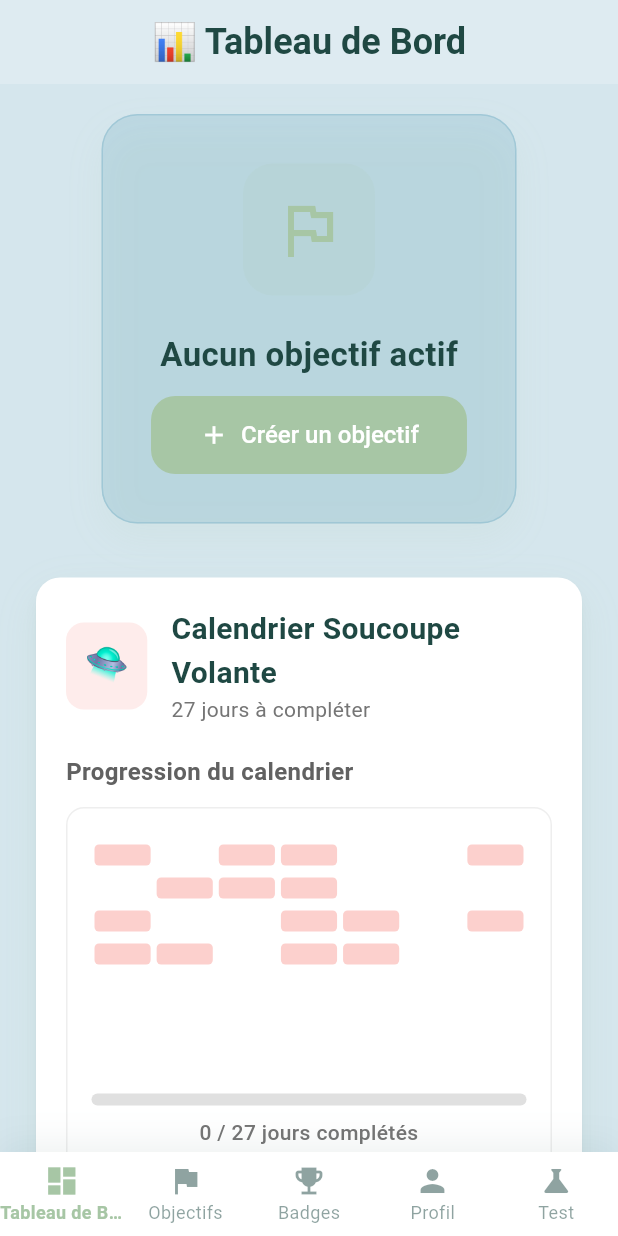
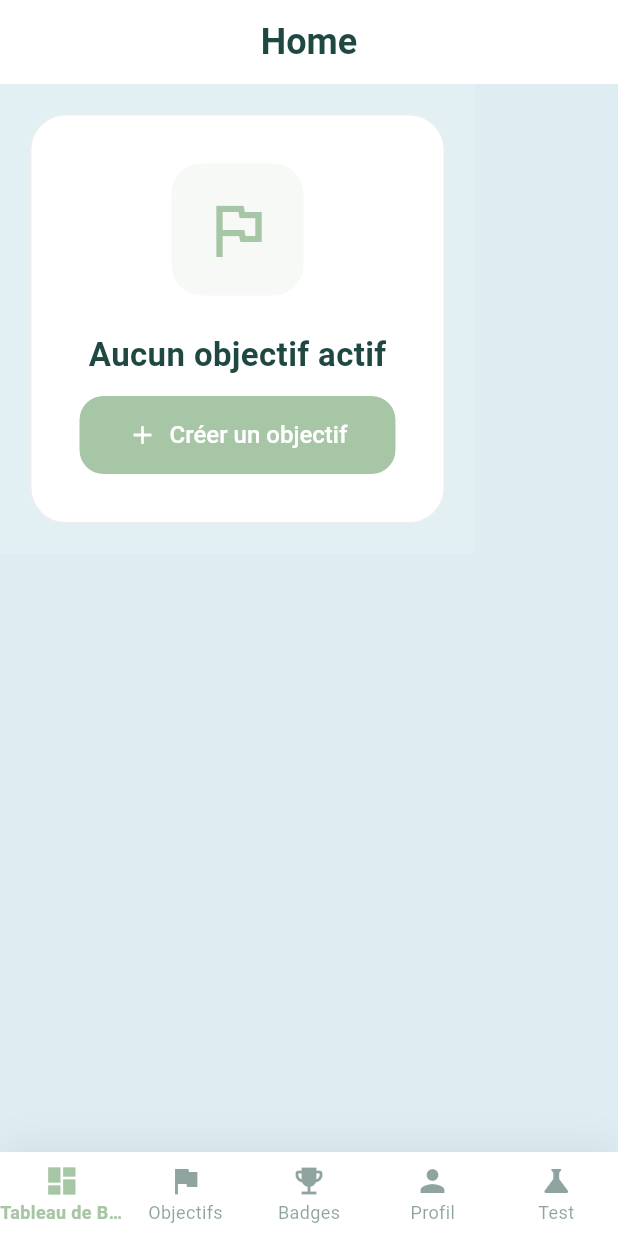
Before and after one commit to MOUSSBEKK/HabitoX, a Flutter app: the screen it shows after launch, on a phone screen of 412 x 824 dp. Run offline on Flutter 3.47's test engine with Material 3 defaults, Android fonts, the phone set to English and light mode, and no system bars; our stand-ins replace shared_preferences; accounts and stored records are empty.

Commit message:
fix: update home page

```diff
--- /dev/null
+++ b/devtools_options.yaml
@@ -0,0 +1,3 @@
+description: This file stores settings for Dart & Flutter DevTools.
+documentation: https://docs.flutter.dev/tools/devtools/extensions#configure-extension-enablement-states
+extensions:
--- a/lib/constants/app_colors.dart
+++ b/lib/constants/app_colors.dart
@@ -3,10 +3,18 @@
 /// Couleurs du design épuré global de l'application HabitoX
 class AppColors {
   // Couleurs principales
-  static const Color primaryColor = Color(
-    0xFFA7C6A5,
+  static const Color primaryColor = Color.fromARGB(
+    255,
+    209,
+    113,
+    50,
   ); // Vert clair pour onglets/boutons
-  static const Color lightColor = Color(0xFF85B8CB); // Bleu clair pour fonds
+  static const Color lightColor = Color.fromARGB(
+    255,
+    38,
+    132,
+    167,
+  ); // Bleu clair pour fonds
   static const Color darkColor = Color(
     0xFF1F4843,
   ); // Vert foncé pour TOUT le texte
--- a/lib/main.dart
+++ b/lib/main.dart
@@ -58,7 +58,6 @@
               fontSize: 20,
               fontWeight: FontWeight.w600,
             ),
-            iconTheme: IconThemeData(color: AppColors.primaryColor),
           ),
 
           // Boutons
--- a/lib/screens/home_screen.dart
+++ b/lib/screens/home_screen.dart
@@ -39,6 +39,7 @@
         final isTablet = constraints.maxWidth > 600;
 
         return Scaffold(
+          backgroundColor: Colors.white,
           body: IndexedStack(
             index: _currentIndex,
             children: [
--- /dev/null
+++ b/lib/widgets/active_goal_calendar_widget.dart
@@ -0,0 +1,434 @@
+import 'package:flutter/material.dart';
+import 'package:provider/provider.dart';
+import '../models/calendar_shape.dart';
+import '../services/calendar_service.dart';
+import '../services/goal_service.dart';
+import '../services/badge_sync_service.dart';
+import '../services/user_profile_service.dart';
+
+class ActiveGoalCalendarWidget extends StatelessWidget {
+  final Function(int)? onSwitchTab;
+
+  const ActiveGoalCalendarWidget({super.key, this.onSwitchTab});
+
+  static const Color primaryColor = Color(0xFFA7C6A5);
+  static const Color lightColor = Color(0xFF85B8CB);
+  static const Color darkColor = Color(0xFF1F4843);
+
+  @override
+  Widget build(BuildContext context) {
+    return Consumer2<GoalService, CalendarService>(
+      builder: (context, goalService, calendarService, child) {
+        final activeGoal = goalService.activeGoal;
+
+        if (activeGoal == null) {
+          return _buildNoActiveGoal(context);
+        }
+
+        final currentShape = calendarService.currentShape;
+        if (currentShape == null ||
+            currentShape.totalDays != activeGoal.targetDays) {
+          calendarService.ensureShapeForTargetDays(activeGoal.targetDays);
+        }
+
+        return Container(
+          padding: const EdgeInsets.all(24),
+          decoration: BoxDecoration(
+            color: Colors.white,
+            borderRadius: BorderRadius.circular(24),
+            border: Border.all(color: Colors.grey[200]!),
+          ),
+          child: Column(
+            crossAxisAlignment: CrossAxisAlignment.start,
+            children: [
+              _buildHeader(
+                activeGoal.icon,
+                activeGoal.title,
+                activeGoal.description,
+              ),
+              const SizedBox(height: 24),
+              if (calendarService.currentShape != null)
+                _buildCalendarSection(
+                  calendarService.currentShape!,
+                  activeGoal,
+                  calendarService,
+                )
+              else
+                _buildEmptyCalendarCard(),
+              const SizedBox(height: 20),
+              if (calendarService.currentShape != null)
+                _buildProgressInfo(calendarService.currentShape!, activeGoal),
+              const SizedBox(height: 24),
+              _buildMarkSessionButton(context, goalService, activeGoal),
+            ],
+          ),
+        );
+      },
+    );
+  }
+
+  Widget _buildHeader(IconData icon, String title, String description) {
+    return Row(
+      children: [
+        Container(
+          padding: const EdgeInsets.all(16),
+          decoration: BoxDecoration(
+            color: primaryColor.withOpacity(0.15),
+            borderRadius: BorderRadius.circular(16),
+          ),
+          child: Icon(icon, size: 28, color: primaryColor),
+        ),
+        const SizedBox(width: 20),
+        Expanded(
+          child: Column(
+            crossAxisAlignment: CrossAxisAlignment.start,
+            children: [
+              Text(
+                title,
+                style: TextStyle(
+                  fontSize: 22,
+                  fontWeight: FontWeight.w600,
+                  color: darkColor,
+                ),
+              ),
+              const SizedBox(height: 4),
+              Text(
+                description,
+                style: TextStyle(
+                  fontSize: 15,
+                  color: darkColor.withOpacity(0.7),
+                  height: 1.3,
+                ),
+                maxLines: 2,
+                overflow: TextOverflow.ellipsis,
+              ),
+            ],
+          ),
+        ),
+      ],
+    );
+  }
+
+  Widget _buildCalendarSection(
+    CalendarShape shape,
+    dynamic activeGoal,
+    CalendarService calendarService,
+  ) {
+    final progress = activeGoal != null ? activeGoal.totalDays : 0;
+    final maxDays = shape.totalDays;
+
+    return Column(
+      crossAxisAlignment: CrossAxisAlignment.start,
+      children: [
+        Text(
+          'Progression du calendrier',
+          style: TextStyle(
+            fontSize: 16,
+            fontWeight: FontWeight.w600,
+            color: Colors.grey[700],
+          ),
+        ),
+        const SizedBox(height: 12),
+        Container(
+          padding: const EdgeInsets.all(16),
+          decoration: BoxDecoration(
+            color: Colors.white,
+            borderRadius: BorderRadius.circular(12),
+            border: Border.all(color: Colors.grey[200]!),
+          ),
+          child: Column(
+            crossAxisAlignment: CrossAxisAlignment.stretch,
+            children: [
+              _buildCalendarMatrix(shape, progress, maxDays),
+              const SizedBox(height: 8),
+              Text(
+                '$progress / $maxDays jours complétés',
+                style: TextStyle(
+                  fontSize: 14,
+                  color: Colors.grey[600],
+                  fontWeight: FontWeight.w500,
+                ),
+                textAlign: TextAlign.center,
+              ),
+            ],
+          ),
+        ),
+      ],
+    );
+  }
+
+  Widget _buildCalendarMatrix(CalendarShape shape, int progress, int maxDays) {
+    final daysCompleted = progress;
+    final daysToShow = shape.pattern;
+
+    return Column(
+      children: [
+        const SizedBox(height: 4),
+        ...daysToShow.asMap().entries.map((entry) {
+          final weekIndex = entry.key;
+          final week = entry.value;
+
+          return Row(
+            children: [
+              ...week.asMap().entries.map((dayEntry) {
+                final dayIndex = dayEntry.key;
+                final shouldShow = dayEntry.value;
+
+                if (!shouldShow) {
+                  return Expanded(
+                    child: Container(
+                      height: 20,
+                      margin: const EdgeInsets.all(1),
+                    ),
+                  );
+                }
+
+                final dayNumber = weekIndex * 7 + dayIndex + 1;
+                final isVisibleCell = shouldShow && dayNumber <= maxDays;
+                final isCompleted = isVisibleCell && dayNumber <= daysCompleted;
+
+                return Expanded(
+                  child: AnimatedContainer(
+                    duration: const Duration(milliseconds: 250),
+                    curve: Curves.easeInOut,
+                    height: 14,
+                    margin: const EdgeInsets.all(2),
+                    decoration: BoxDecoration(
+                      color: isCompleted
+                          ? shape.color
+                          : isVisibleCell
+                          ? shape.color.withOpacity(0.25)
+                          : Colors.transparent,
+                      borderRadius: BorderRadius.circular(3),
+                    ),
+                  ),
+                );
+              }),
+            ],
+          );
+        }),
+      ],
+    );
+  }
+
+  Widget _buildProgressInfo(CalendarShape shape, dynamic activeGoal) {
+    final progress = activeGoal != null ? activeGoal.totalDays : 0;
+    final maxDays = shape.totalDays;
+    final remainingDays = maxDays - progress;
+    final isCompleted = progress >= maxDays;
+
+    return Column(
+      crossAxisAlignment: CrossAxisAlignment.start,
+      children: [
+        Text(
+          'Informations',
+          style: TextStyle(
+            fontSize: 16,
+            fontWeight: FontWeight.w600,
+            color: Colors.grey[700],
+          ),
+        ),
+        const SizedBox(height: 12),
+        Row(
+          children: [
+            Expanded(
+              child: _buildInfoCard(
+                'Jours restants',
+                remainingDays.toString(),
+                Icons.calendar_today,
+                isCompleted ? Colors.green : Colors.orange,
+              ),
+            ),
+            const SizedBox(width: 12),
+            Expanded(
+              child: _buildInfoCard(
+                'Progression',
+                '${((progress / maxDays) * 100).clamp(0, 100).toInt()}%',
+                Icons.trending_up,
+                shape.color,
+              ),
+            ),
+            const SizedBox(width: 12),
+            Expanded(
+              child: _buildInfoCard(
+                'Objectif actif',
+                activeGoal?.title ?? 'Aucun',
+                Icons.flag,
+                activeGoal?.color ?? Colors.grey,
+              ),
+            ),
+          ],
+        ),
+      ],
+    );
+  }
+
+  Widget _buildInfoCard(
+    String title,
+    String value,
+    IconData icon,
+    Color color,
+  ) {
+    return Container(
+      padding: const EdgeInsets.all(12),
+      decoration: BoxDecoration(
+        color: color.withOpacity(0.1),
+        borderRadius: BorderRadius.circular(8),
+        border: Border.all(color: color.withOpacity(0.3)),
+      ),
+      child: Column(
+        children: [
+          Icon(icon, color: color, size: 20),
+          const SizedBox(height: 4),
+          Text(
+            value,
+            style: TextStyle(
+              fontSize: 14,
+              fontWeight: FontWeight.bold,
+              color: color,
+            ),
+            textAlign: TextAlign.center,
+            maxLines: 1,
+            overflow: TextOverflow.ellipsis,
+          ),
+          const SizedBox(height: 2),
+          Text(
+            title,
+            style: TextStyle(fontSize: 10, color: color.withOpacity(0.8)),
+            textAlign: TextAlign.center,
+          ),
+        ],
+      ),
+    );
+  }
+
+  Widget _buildMarkSessionButton(
+    BuildContext context,
+    GoalService goalService,
+    dynamic goal,
+  ) {
+    final now = DateTime.now();
+    final today = DateTime(now.year, now.month, now.day);
+    final alreadyCompletedToday = goal.completedSessions.any(
+      (session) => DateTime(session.year, session.month, session.day) == today,
+    );
+
+    return SizedBox(
+      width: double.infinity,
+      child: ElevatedButton.icon(
+        onPressed: alreadyCompletedToday
+            ? null
+            : () {
+                goalService.updateProgress(goal.id);
+                BadgeSyncService.checkAndUnlockBadges(context);
+                final profileService = context.read<UserProfileService>();
+                goalService.updateAura(profileService);
+
+                ScaffoldMessenger.of(context).showSnackBar(
+                  SnackBar(
+                    content: Text(
+                      'Session marquée comme complétée ! +100 Aura',
+                    ),
+                    backgroundColor: primaryColor,
+                    behavior: SnackBarBehavior.floating,
+                    shape: RoundedRectangleBorder(
+                      borderRadius: BorderRadius.circular(12),
+                    ),
+                  ),
+                );
+              },
+        icon: const Icon(Icons.check, size: 20),
+        label: const Text(
+          'Marquer session',
+          style: TextStyle(fontSize: 16, fontWeight: FontWeight.w500),
+        ),
+        style: ElevatedButton.styleFrom(
+          backgroundColor: primaryColor,
+          foregroundColor: Colors.white,
+          padding: const EdgeInsets.symmetric(vertical: 16),
+          shape: RoundedRectangleBorder(
+            borderRadius: BorderRadius.circular(16),
+          ),
+          elevation: 0,
+          shadowColor: primaryColor.withOpacity(0.3),
+        ),
+      ),
+    );
+  }
+
+  Widget _buildNoActiveGoal(BuildContext context) {
+    return Container(
+      padding: const EdgeInsets.all(32),
+      decoration: BoxDecoration(
+        color: Colors.white,
+        borderRadius: BorderRadius.circular(24),
+        border: Border.all(color: Colors.grey[200]!),
+      ),
+      child: Column(
+        children: [
+          Container(
+            padding: const EdgeInsets.all(20),
+            decoration: BoxDecoration(
+              color: primaryColor.withOpacity(0.1),
+              borderRadius: BorderRadius.circular(20),
+            ),
+            child: Icon(Icons.flag_outlined, size: 48, color: primaryColor),
+          ),
+          const SizedBox(height: 24),
+          Text(
+            'Aucun objectif actif',
+            style: TextStyle(
+              fontSize: 22,
+              fontWeight: FontWeight.w600,
+              color: darkColor,
+            ),
+          ),
+          const SizedBox(height: 12),
+          ElevatedButton.icon(
+            onPressed: () {
+              if (onSwitchTab != null) {
+                onSwitchTab!(1);
+              }
+            },
+            icon: const Icon(Icons.add, size: 20),
+            label: const Text(
+              'Créer un objectif',
+              style: TextStyle(fontSize: 16, fontWeight: FontWeight.w500),
+            ),
+            style: ElevatedButton.styleFrom(
+              backgroundColor: primaryColor,
+              foregroundColor: Colors.white,
+              padding: const EdgeInsets.symmetric(horizontal: 32, vertical: 16),
+              shape: RoundedRectangleBorder(
+                borderRadius: BorderRadius.circular(16),
+              ),
+              elevation: 0,
+              shadowColor: primaryColor.withOpacity(0.3),
+            ),
+          ),
+        ],
+      ),
+    );
+  }
+
+  Widget _buildEmptyCalendarCard() {
+    return Container(
+      padding: const EdgeInsets.all(24),
+      decoration: BoxDecoration(
+        color: Colors.white,
+        borderRadius: BorderRadius.circular(12),
+        border: Border.all(color: Colors.grey[200]!),
+      ),
+      child: Column(
+        children: [
+          Icon(Icons.calendar_month, size: 40, color: Colors.grey[400]),
+          const SizedBox(height: 12),
+          Text(
+            'Chargement du calendrier...',
+            style: TextStyle(fontSize: 14, color: Colors.grey[600]),
+          ),
+        ],
+      ),
+    );
+  }
+}
--- a/lib/widgets/calendar_heatmap_widget.dart
+++ b/lib/widgets/calendar_heatmap_widget.dart
@@ -42,7 +42,8 @@
                 const SizedBox(height: 20),
                 _buildProgressInfo(currentShape, activeGoal, calendarService),
                 const SizedBox(height: 20),
-                _buildActions(context, calendarService),
+                // ! boutons "nouvelle forme" et "changer forme"
+                // _buildActions(context, calendarService),
               ],
             ),
           ),
@@ -73,10 +74,6 @@
                   fontSize: 20,
                   fontWeight: FontWeight.bold,
                 ),
-              ),
-              Text(
-                '${shape.totalDays} jours à compléter',
-                style: TextStyle(fontSize: 14, color: Colors.grey[600]),
               ),
             ],
           ),
@@ -143,14 +140,6 @@
             crossAxisAlignment: CrossAxisAlignment.stretch,
             children: [
               _buildCalendarMatrix(shape, progress, maxDays),
-              const SizedBox(height: 16),
-              LinearProgressIndicator(
-                value: completionRatio,
-                minHeight: 8,
-                backgroundColor: Colors.grey[300],
-                color: shape.color,
-                borderRadius: BorderRadius.circular(4),
-              ),
               const SizedBox(height: 8),
               Text(
                 '$progress / $maxDays jours complétés',
@@ -319,35 +308,36 @@
     );
   }
 
-  Widget _buildActions(BuildContext context, CalendarService calendarService) {
-    return Row(
-      children: [
-        Expanded(
-          child: OutlinedButton.icon(
-            onPressed: () => calendarService.generateNewShape(),
-            icon: const Icon(Icons.refresh),
-            label: const Text('Nouvelle forme'),
-            style: OutlinedButton.styleFrom(
-              padding: const EdgeInsets.symmetric(vertical: 12),
-            ),
-          ),
-        ),
-        const SizedBox(width: 12),
-        Expanded(
-          child: ElevatedButton.icon(
-            onPressed: () => _showShapeSelection(context, calendarService),
-            icon: const Icon(Icons.grid_view),
-            label: const Text('Changer forme'),
-            style: ElevatedButton.styleFrom(
-              backgroundColor: Colors.indigo,
-              foregroundColor: Colors.white,
-              padding: const EdgeInsets.symmetric(vertical: 12),
-            ),
-          ),
-        ),
-      ],
-    );
-  }
+  // ! boutons "nouvelle forme" et "changer forme"
+  // Widget _buildActions(BuildContext context, CalendarService calendarService) {
+  //   return Row(
+  //     children: [
+  //       Expanded(
+  //         child: OutlinedButton.icon(
+  //           onPressed: () => calendarService.generateNewShape(),
+  //           icon: const Icon(Icons.refresh),
+  //           label: const Text('Nouvelle forme'),
+  //           style: OutlinedButton.styleFrom(
+  //             padding: const EdgeInsets.symmetric(vertical: 12),
+  //           ),
+  //         ),
+  //       ),
+  //       const SizedBox(width: 12),
+  //       Expanded(
+  //         child: ElevatedButton.icon(
+  //           onPressed: () => _showShapeSelection(context, calendarService),
+  //           icon: const Icon(Icons.grid_view),
+  //           label: const Text('Changer forme'),
+  //           style: ElevatedButton.styleFrom(
+  //             backgroundColor: Colors.indigo,
+  //             foregroundColor: Colors.white,
+  //             padding: const EdgeInsets.symmetric(vertical: 12),
+  //           ),
+  //         ),
+  //       ),
+  //     ],
+  //   );
+  // }
 
   void _showShapeSelection(
     BuildContext context,
--- a/lib/widgets/skill_progress_widget.dart
+++ b/lib/widgets/skill_progress_widget.dart
@@ -1,6 +1,5 @@
 import 'package:flutter/material.dart';
-import 'active_goal_widget.dart';
-import 'calendar_heatmap_widget.dart';
+import 'active_goal_calendar_widget.dart';
 
 // Couleurs du design épuré
 class SkillProgressColors {
@@ -24,74 +23,28 @@
       builder: (context, constraints) {
         final isTablet = constraints.maxWidth > 600;
         final padding = isTablet ? 32.0 : 20.0;
-        final spacing = isTablet ? 40.0 : 32.0;
 
         return Scaffold(
           appBar: AppBar(
             title: Text(
-              '📊 Tableau de Bord',
+              'Home',
               style: TextStyle(
                 fontWeight: FontWeight.w600,
                 color: SkillProgressColors.darkColor,
                 fontSize: isTablet ? 28.0 : 24.0,
               ),
             ),
-            backgroundColor: Colors.transparent,
             elevation: 0,
             centerTitle: true,
           ),
           body: Container(
             decoration: BoxDecoration(
-              color: SkillProgressColors.lightColor.withOpacity(0.1),
+              color: const Color.fromARGB(255, 255, 255, 255).withOpacity(0.1),
             ),
             child: SafeArea(
               child: SingleChildScrollView(
                 padding: EdgeInsets.all(padding),
-                child: Column(
-                  children: [
-                    // Widget de l'objectif actif avec design épuré
-                    Container(
-                      decoration: BoxDecoration(
-                        borderRadius: BorderRadius.circular(
-                          isTablet ? 28.0 : 24.0,
-                        ),
-                        boxShadow: [
-                          BoxShadow(
-                            color: SkillProgressColors.primaryColor.withOpacity(
-                              0.1,
-                            ),
-                            blurRadius: 20,
-                            offset: const Offset(0, 10),
-                          ),
-                        ],
-                      ),
-                      child: ActiveGoalWidget(onSwitchTab: onSwitchTab),
-                    ),
-
-                    SizedBox(height: spacing),
-
-                    // Widget du calendrier heatmap avec design épuré
-                    Container(
-                      decoration: BoxDecoration(
-                        borderRadius: BorderRadius.circular(
-                          isTablet ? 28.0 : 24.0,
-                        ),
-                        boxShadow: [
-                          BoxShadow(
-                            color: SkillProgressColors.primaryColor.withOpacity(
-                              0.1,
-                            ),
-                            blurRadius: 20,
-                            offset: const Offset(0, 10),
-                          ),
-                        ],
-                      ),
-                      child: const CalendarHeatmapWidget(),
-                    ),
-
-                    SizedBox(height: spacing + 8),
-                  ],
-                ),
+                child: ActiveGoalCalendarWidget(onSwitchTab: onSwitchTab),
               ),
             ),
           ),
```
Also changed, not shown: lib/widgets/active_goal_widget.dart (+46 -47 lines).
